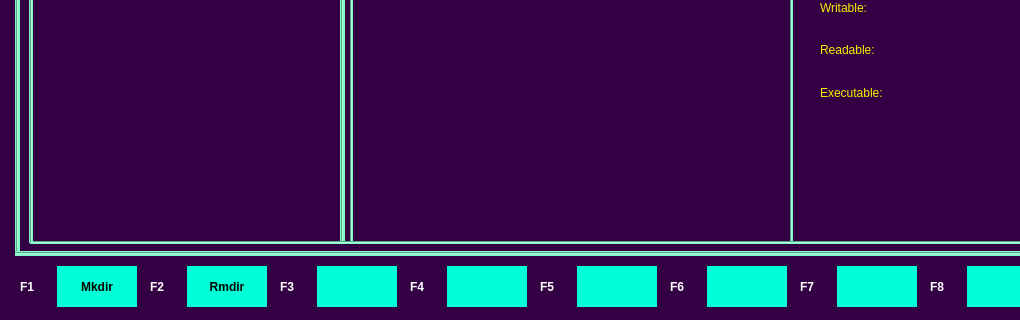
Before: the Qt Designer form src/Ui/MainWindow.ui in Danton666/File-Manager, drawn with Qt 5; both pictures show x 0 to 1020 and y 514 to 834 of the 1200 by 834 pixel window.
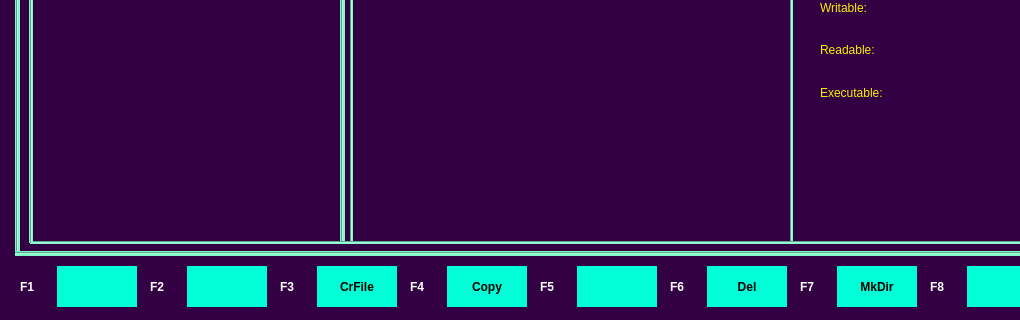
After: the same form once the commit is applied.

Commit message: Added the ability to copy the file to the folder

Diff of the .ui file:
```diff
--- a/src/Ui/MainWindow.ui
+++ b/src/Ui/MainWindow.ui
@@ -588,7 +588,7 @@
 </string>
        </property>
        <property name="text">
-        <string>Mkdir</string>
+        <string/>
        </property>
        <property name="alignment">
         <set>Qt::AlignCenter</set>
@@ -643,7 +643,7 @@
 </string>
        </property>
        <property name="text">
-        <string>Rmdir</string>
+        <string/>
        </property>
        <property name="alignment">
         <set>Qt::AlignCenter</set>
@@ -688,11 +688,17 @@
         </size>
        </property>
        <property name="styleSheet">
-        <string notr="true">QLabel{color:black; font:25px &quot;Ubuntu&quot;; border:none; background-color:rgb(0, 255, 214);}
+        <string notr="true">QLabel{
+	color:black;
+ 	font:25px &quot;Ubuntu&quot;; 
+	font:bold;
+	border:none; 
+	background-color:rgb(0, 255, 214);
+}
 </string>
        </property>
        <property name="text">
-        <string/>
+        <string>CrFile</string>
        </property>
        <property name="alignment">
         <set>Qt::AlignCenter</set>
@@ -737,11 +743,17 @@
         </size>
        </property>
        <property name="styleSheet">
-        <string notr="true">QLabel{color:black; font:25px &quot;Ubuntu&quot;; border:none; background-color:rgb(0, 255, 214);}
+        <string notr="true">QLabel{
+	color:black;
+ 	font:25px &quot;Ubuntu&quot;; 
+	font:bold;
+	border:none; 
+	background-color:rgb(0, 255, 214);
+}
 </string>
        </property>
        <property name="text">
-        <string/>
+        <string>Copy</string>
        </property>
        <property name="alignment">
         <set>Qt::AlignCenter</set>
@@ -835,11 +847,17 @@
         </size>
        </property>
        <property name="styleSheet">
-        <string notr="true">QLabel{color:black; font:25px &quot;Ubuntu&quot;; border:none; background-color:rgb(0, 255, 214);}
+        <string notr="true">QLabel{
+	color:black;
+ 	font:25px &quot;Ubuntu&quot;; 
+	font:bold;
+	border:none; 
+	background-color:rgb(0, 255, 214);
+}
 </string>
        </property>
        <property name="text">
-        <string/>
+        <string>Del</string>
        </property>
        <property name="alignment">
         <set>Qt::AlignCenter</set>
@@ -884,11 +902,17 @@
         </size>
        </property>
        <property name="styleSheet">
-        <string notr="true">QLabel{color:black; font:25px &quot;Ubuntu&quot;; border:none; background-color:rgb(0, 255, 214);}
+        <string notr="true">QLabel{
+	color:black;
+ 	font:25px &quot;Ubuntu&quot;; 
+	font:bold;
+	border:none; 
+	background-color:rgb(0, 255, 214);
+}
 </string>
        </property>
        <property name="text">
-        <string/>
+        <string>MkDir</string>
        </property>
        <property name="alignment">
         <set>Qt::AlignCenter</set>
```
The commit also changes 19 other files.
